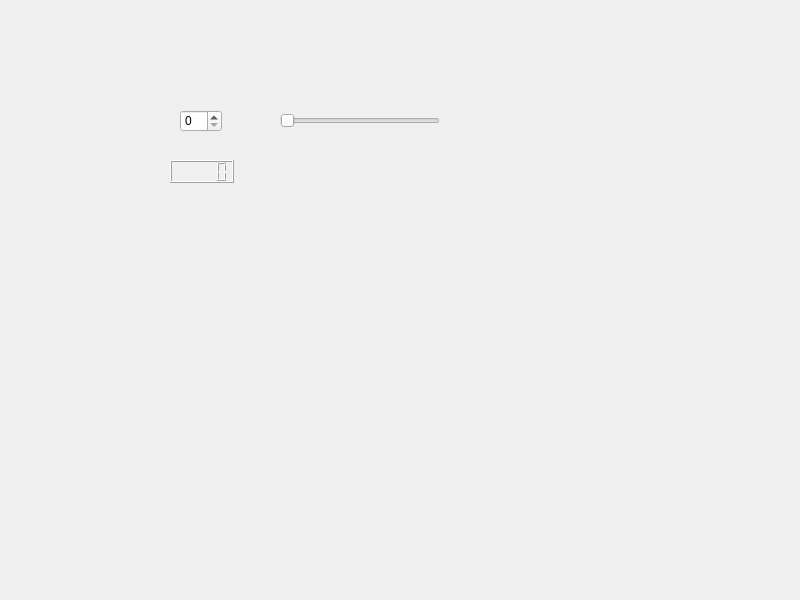
Old version of the form widget.ui in the repository pinkrich0618-commits/Spinbox.
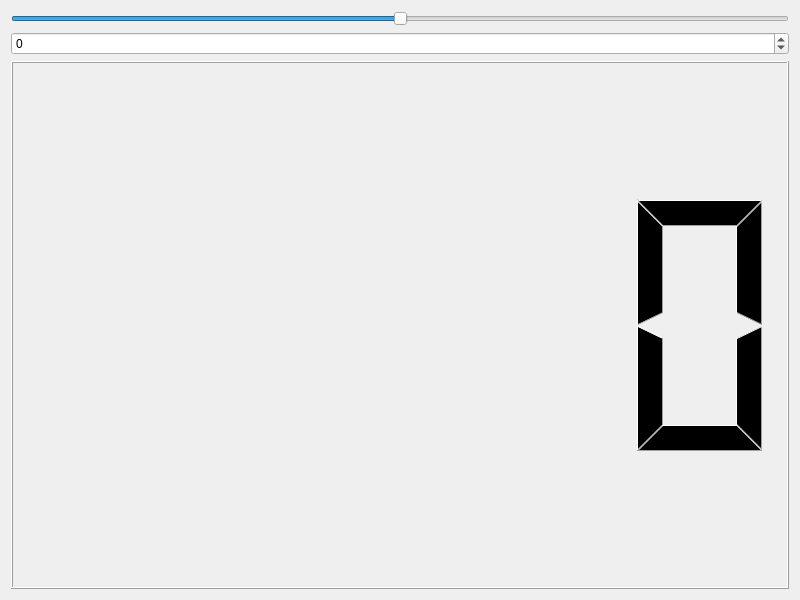
New version of the form.

The edit to the form file:
```diff
--- a/widget.ui
+++ b/widget.ui
@@ -13,45 +13,55 @@
   <property name="windowTitle">
    <string>Widget</string>
   </property>
-  <widget class="QSpinBox" name="spinBox">
-   <property name="geometry">
-    <rect>
-     <x>180</x>
-     <y>110</y>
-     <width>42</width>
-     <height>22</height>
-    </rect>
-   </property>
-   <property name="minimumSize">
-    <size>
-     <width>42</width>
-     <height>0</height>
-    </size>
-   </property>
-  </widget>
-  <widget class="QSlider" name="horizontalSlider">
-   <property name="geometry">
-    <rect>
-     <x>280</x>
-     <y>110</y>
-     <width>160</width>
-     <height>22</height>
-    </rect>
-   </property>
-   <property name="orientation">
-    <enum>Qt::Orientation::Horizontal</enum>
-   </property>
-  </widget>
-  <widget class="QLCDNumber" name="lcdNumber">
-   <property name="geometry">
-    <rect>
-     <x>170</x>
-     <y>160</y>
-     <width>64</width>
-     <height>23</height>
-    </rect>
-   </property>
-  </widget>
+  <layout class="QVBoxLayout" name="verticalLayout">
+   <item>
+    <widget class="QSlider" name="horizontalSlider">
+     <property name="minimum">
+      <number>-100</number>
+     </property>
+     <property name="maximum">
+      <number>100</number>
+     </property>
+     <property name="orientation">
+      <enum>Qt::Orientation::Horizontal</enum>
+     </property>
+    </widget>
+   </item>
+   <item>
+    <widget class="QSpinBox" name="spinBox">
+     <property name="sizePolicy">
+      <sizepolicy hsizetype="Minimum" vsizetype="Fixed">
+       <horstretch>0</horstretch>
+       <verstretch>0</verstretch>
+      </sizepolicy>
+     </property>
+     <property name="minimumSize">
+      <size>
+       <width>42</width>
+       <height>0</height>
+      </size>
+     </property>
+     <property name="sizeIncrement">
+      <size>
+       <width>0</width>
+       <height>0</height>
+      </size>
+     </property>
+     <property name="minimum">
+      <number>-100</number>
+     </property>
+     <property name="maximum">
+      <number>100</number>
+     </property>
+     <property name="singleStep">
+      <number>1</number>
+     </property>
+    </widget>
+   </item>
+   <item>
+    <widget class="QLCDNumber" name="lcdNumber"/>
+   </item>
+  </layout>
  </widget>
  <resources/>
  <connections>
```
Left out of the diff: 20 changed lines with no effect on the pictures.
